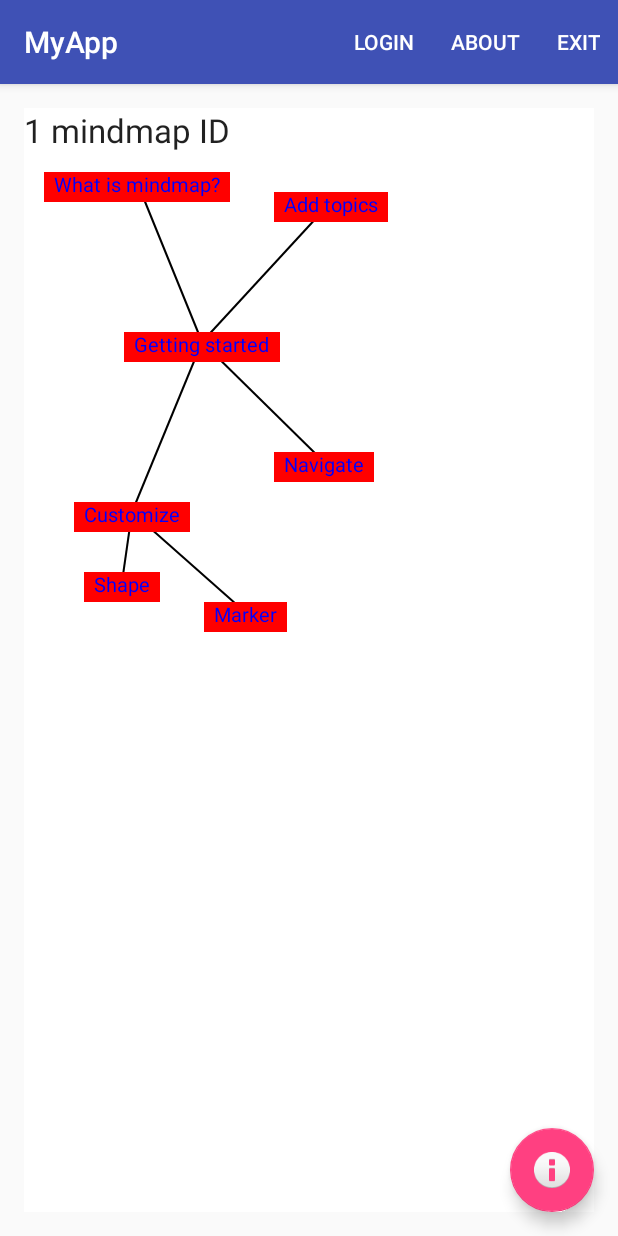
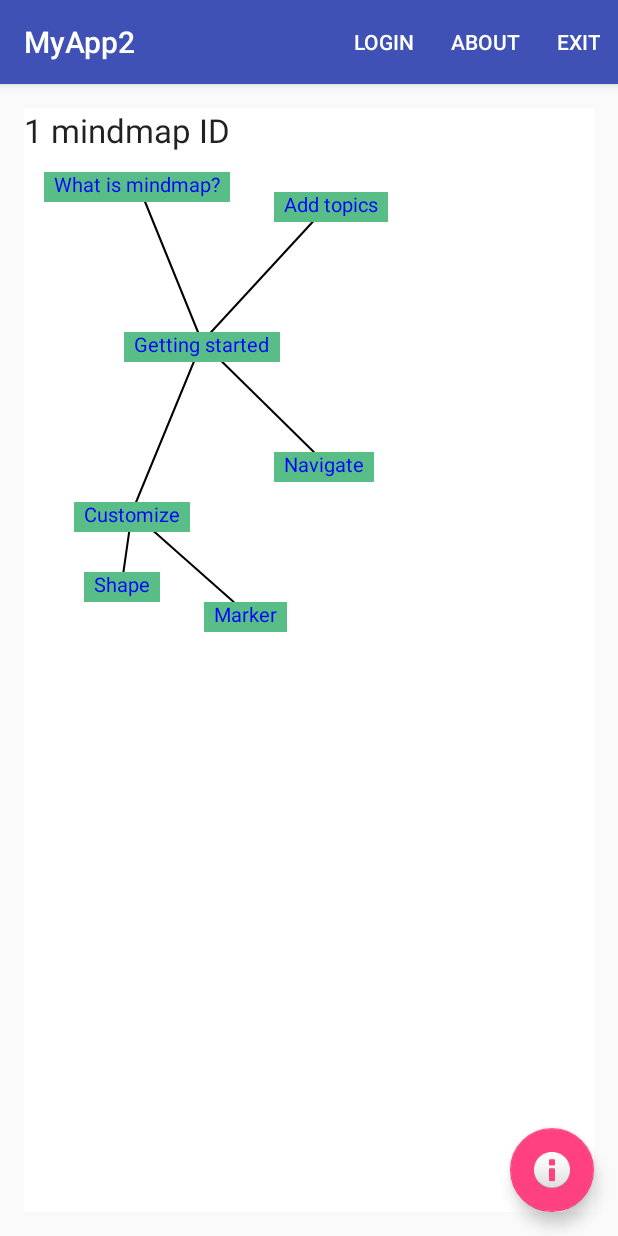
Before and after one commit to vladislove80/mindmap, an Android app: the screen it shows after launch (MainActivity), after a tap on "Getting started", on a phone screen of 412 x 824 dp. Run offline under Robolectric (Android 15) with nearby library versions, the phone set to English and light mode, and no system bars.

Commit message:
fix color pick, fix node edite text with line break

```diff
--- a/app/src/main/java/app/com/myapp/data/DBManager.java
+++ b/app/src/main/java/app/com/myapp/data/DBManager.java
@@ -52,8 +52,8 @@ public class DBManager extends SQLiteOpenHelper{
 
         String CREATE_MAPS_TABLE = "CREATE TABLE "
                 + TABLE_MINDMAPS + "("
-                + MAP_ID + " INTEGER PRIMARY KEY AUTOINCREMENT,"
-                + MAP_NAME + " TEXT,"
+                + MAP_ID + " INTEGER PRIMARY KEY AUTOINCREMENT, "
+                + MAP_NAME + " TEXT, "
                 + MAP_DATE + " TIMESTAMP" + ");";
         db.execSQL(CREATE_MAPS_TABLE);
         String CREATE_NODES_TABLE =  "CREATE TABLE "
@@ -62,8 +62,8 @@ public class DBManager extends SQLiteOpenHelper{
                 + NODE_TEXT + " TEXT, "
                 + NODE_FORM + " TEXT, "
                 + NODE_BORDER + " TEXT, "
-                /*+ NODE_COLOR + "TEXT"
-                + NODE_MARKER + "TEXT"*/
+                + NODE_COLOR + " INTEGER, "
+                /*+ NODE_MARKER + "TEXT"*/
                 + NODE_NUMBER + " INTEGER, "
                 + NODE_PARENT_NUMBER + " INTEGER, "
                 + NODE_CENTER_X + " INTEGER, "
@@ -74,6 +74,7 @@ public class DBManager extends SQLiteOpenHelper{
         // add "Getting started" mindmap
         ArrayList<Node> startNodes = new ArrayList<Node>();
 
+        Node node = new Node("Getting started", "Rectangle", "Red", 0, -1, 100, 180);
         startNodes.add(new Node("Getting started", "Rectangle", "Red", 0, -1, 100, 180));
         startNodes.add(new Node("What is mindmap?", "Rectangle", "Red", 1, 0, 20, 20));
         startNodes.add(new Node("Add topics", "Rectangle", "Red", 2, 0, 250, 40));
@@ -89,8 +90,8 @@ public class DBManager extends SQLiteOpenHelper{
         values.put(NODE_TEXT, "Getting started"); // Node text - Mindemap name !!!
         values.put(NODE_FORM, "Rectangle"); // Node form
         values.put(NODE_BORDER, "Red"); // Node border
-        /*values.put(NODE_COLOR, node.getText()); // Node color
-        values.put(NODE_MARKER, node.getText()); // Node marker*/
+        values.put(NODE_COLOR, node.getColor()); // Node color
+        /* values.put(NODE_MARKER, node.getText()); // Node marker*/
         values.put(NODE_NUMBER, 0); // Node number
         values.put(NODE_PARENT_NUMBER, -1); // Node parent number
         values.put(NODE_CENTER_X, 100); // Node center coordinate X
@@ -103,8 +104,8 @@ public class DBManager extends SQLiteOpenHelper{
         values.put(NODE_TEXT, "What is mindmap?");
         values.put(NODE_FORM, "Rectangle");
         values.put(NODE_BORDER, "Red");
-        /*values.put(NODE_COLOR, node.getText()); // Node color
-        values.put(NODE_MARKER, node.getText()); // Node marker*/
+        values.put(NODE_COLOR, node.getColor()); // Node color
+        /* values.put(NODE_MARKER, node.getText()); // Node marker*/
         values.put(NODE_NUMBER, 1);
         values.put(NODE_PARENT_NUMBER, 0);
         values.put(NODE_CENTER_X, 20);
@@ -117,8 +118,8 @@ public class DBManager extends SQLiteOpenHelper{
         values.put(NODE_TEXT, "Add topics");
         values.put(NODE_FORM, "Rectangle");
         values.put(NODE_BORDER, "Red");
-        /*values.put(NODE_COLOR, node.getText()); // Node color
-        values.put(NODE_MARKER, node.getText()); // Node marker*/
+        values.put(NODE_COLOR, node.getColor()); // Node color
+        /* values.put(NODE_MARKER, node.getText()); // Node marker*/
         values.put(NODE_NUMBER, 2);
         values.put(NODE_PARENT_NUMBER, 0);
         values.put(NODE_CENTER_X, 250);
@@ -131,8 +132,8 @@ public class DBManager extends SQLiteOpenHelper{
         values.put(NODE_TEXT, "Navigate");
         values.put(NODE_FORM, "Rectangle");
         values.put(NODE_BORDER, "Red");
-        /*values.put(NODE_COLOR, node.getText()); // Node color
-        values.put(NODE_MARKER, node.getText()); // Node marker*/
+        values.put(NODE_COLOR, node.getColor()); // Node color
+        /* values.put(NODE_MARKER, node.getText()); // Node marker*/
         values.put(NODE_NUMBER, 3);
         values.put(NODE_PARENT_NUMBER, 0);
         values.put(NODE_CENTER_X, 250);
@@ -145,8 +146,8 @@ public class DBManager extends SQLiteOpenHelper{
         values.put(NODE_TEXT, "Customize");
         values.put(NODE_FORM, "Rectangle");
         values.put(NODE_BORDER, "Red");
-        /*values.put(NODE_COLOR, node.getText()); // Node color
-        values.put(NODE_MARKER, node.getText()); // Node marker*/
+        values.put(NODE_COLOR, node.getColor()); // Node color
+        /* values.put(NODE_MARKER, node.getText()); // Node marker*/
         values.put(NODE_NUMBER, 4);
         values.put(NODE_PARENT_NUMBER, 0);
         values.put(NODE_CENTER_X, 50);
@@ -159,8 +160,8 @@ public class DBManager extends SQLiteOpenHelper{
         values.put(NODE_TEXT, "Shape");
         values.put(NODE_FORM, "Ellipse");
         values.put(NODE_BORDER, "Red");
-        /*values.put(NODE_COLOR, node.getText()); // Node color
-        values.put(NODE_MARKER, node.getText()); // Node marker*/
+        values.put(NODE_COLOR, node.getColor()); // Node color
+        /* values.put(NODE_MARKER, node.getText()); // Node marker*/
         values.put(NODE_NUMBER, 5);
         values.put(NODE_PARENT_NUMBER, 4);
         values.put(NODE_CENTER_X, 60);
@@ -173,8 +174,8 @@ public class DBManager extends SQLiteOpenHelper{
         values.put(NODE_TEXT, "Marker");
         values.put(NODE_FORM, "Circle");
         values.put(NODE_BORDER, "Red");
-        /*values.put(NODE_COLOR, node.getText()); // Node color
-        values.put(NODE_MARKER, node.getText()); // Node marker*/
+        values.put(NODE_COLOR, node.getColor()); // Node color
+        /* values.put(NODE_MARKER, node.getText()); // Node marker*/
         values.put(NODE_NUMBER, 6);
         values.put(NODE_PARENT_NUMBER, 4);
         values.put(NODE_CENTER_X, 180);
@@ -223,8 +224,8 @@ public class DBManager extends SQLiteOpenHelper{
         values.put(NODE_TEXT, node.getText()); // Node text - Mindemap name !!!
         values.put(NODE_FORM, node.getForm()); // Node form
         values.put(NODE_BORDER, node.getBorder()); // Node border
-        /*values.put(NODE_COLOR, node.getText()); // Node color
-        values.put(NODE_MARKER, node.getText()); // Node marker*/
+        values.put(NODE_COLOR, node.getColor()); // Node color
+        /* values.put(NODE_MARKER, node.getText()); // Node marker*/
         values.put(NODE_NUMBER, node.getNumber()); // Node number
         values.put(NODE_PARENT_NUMBER, node.getParentNodeNumber()); // Node parent number
         values.put(NODE_CENTER_X, node.getCenterX()); // Node center coordinate X
@@ -273,14 +274,16 @@ public class DBManager extends SQLiteOpenHelper{
                 String text = c.getString(1);
                 String form = c.getString(2);
                 String border = c.getString(3);
-                int number = Integer.parseInt(c.getString(4));
-                int parentNumber = Integer.parseInt(c.getString(5));
-                int x = Integer.parseInt(c.getString(6));
-                int y = Integer.parseInt(c.getString(7));
+                int color = Integer.parseInt(c.getString(4));
+                int number = Integer.parseInt(c.getString(5));
+                int parentNumber = Integer.parseInt(c.getString(6));
+                int x = Integer.parseInt(c.getString(7));
+                int y = Integer.parseInt(c.getString(8));
 
                 Node node = new Node(text);
                 node.setForm(form);
                 node.setBorder(border);
+                node.setColor(color);
                 node.setNumber(number);
                 node.setParentNodeNumber(parentNumber);
                 node.setCenterX(x);
@@ -318,8 +321,8 @@ public class DBManager extends SQLiteOpenHelper{
         values.put(NODE_TEXT, node.getText());
         values.put(NODE_FORM, node.getForm());
         values.put(NODE_BORDER, node.getBorder());
-        /*values.put(NODE_COLOR, node.getText()); // Node color
-        values.put(NODE_MARKER, node.getText()); // Node marker*/
+        values.put(NODE_COLOR, node.getColor()); // Node color
+        /*values.put(NODE_MARKER, node.getText()); // Node marker*/
         values.put(NODE_NUMBER, node.getNumber());
         values.put(NODE_PARENT_NUMBER, node.getParentNodeNumber());
         values.put(NODE_CENTER_X, node.getCenterX());
--- a/app/src/main/java/app/com/myapp/model/Node.java
+++ b/app/src/main/java/app/com/myapp/model/Node.java
@@ -8,7 +8,7 @@ public class Node {
     private String text;
     private String form;
     private String border;
-    private Color color;
+    private int color;
     private Marker marker;
     private int number;
     private int parentNodeNumber;
@@ -18,6 +18,7 @@ public class Node {
     public Node(String text){
         this.text = text;
         this.form = form1;
+        this.color = 0xff59bd87;
         this.number = 0;
         this.parentNodeNumber = -1;
         this.centerX = 50;
@@ -26,6 +27,7 @@ public class Node {
     public Node(String text, int number, int parentNodeNumber){
         this.text = text;
         this.form = form1;
+        this.color = 0xff59bd87;
         this.number = number;
         this.parentNodeNumber = parentNodeNumber;
         this.centerX = 50;
@@ -35,6 +37,7 @@ public class Node {
         this.text = text;
         this.form = form;
         this.border = border;
+        this.color = 0xff59bd87;
         this.number = number;
         this.parentNodeNumber = parentNodeNumber;
         this.centerX = centerX;
@@ -81,11 +84,11 @@ public class Node {
         this.border = border;
     }
 
-    public Color getColor() {
+    public int getColor() {
         return color;
     }
 
-    public void setColor(Color color) {
+    public void setColor(int color) {
         this.color = color;
     }
 
--- a/app/src/main/java/app/com/myapp/view/DrawLine.java
+++ b/app/src/main/java/app/com/myapp/view/DrawLine.java
@@ -9,9 +9,11 @@ import android.graphics.Point;
 import android.util.Log;
 import android.view.View;
 
+import java.util.ArrayList;
+
 import app.com.myapp.model.Node;
 
-public class DrawLine extends View {
+public class  DrawLine extends View {
     final String LOG_TAG = "myLogs";
     private static final int TEXT_SIZE = 20;
     private static final int VIEW_HEIGHT = 30;
@@ -19,7 +21,7 @@ public class DrawLine extends View {
     Path path;
     int x1, y1, x2, y2;
     float widthViewNode1, widthViewNode2, hightViewNode1, hightViewNode2;
-    int viewHigth;
+    int viewHight;
     /*Point point21;
     Point point22;*/
 
@@ -28,16 +30,28 @@ public class DrawLine extends View {
         p = new Paint(Paint.ANTI_ALIAS_FLAG);
         path = new Path();
         p.setTextSize(TEXT_SIZE);
-        viewHigth = TEXT_SIZE;// need to find a symbol of the transition to the next line
-        widthViewNode1 = p.measureText(node1.getText())+20;// get text1 width, need to find a symbol of the transition to the next line
-        hightViewNode2 = hightViewNode1 = viewHigth/2;
-        widthViewNode2 = p.measureText(node2.getText())+20;// get text2 width
-        this.x1 = node1.getCenterX() + (int)widthViewNode1/2;
+        viewHight = TEXT_SIZE;// need to find a symbol of the transition to the next line
+        ArrayList<String> wordsInNode1Text = findLineBreak(node1.getText());
+        ArrayList<String> wordsInNode2Text = findLineBreak(node2.getText());
+        if(!wordsInNode1Text.isEmpty()){
+            widthViewNode1 = (p.measureText(findMaxLengthString(p, wordsInNode1Text))+20)/2;
+            hightViewNode1 = viewHight*wordsInNode1Text.size()/2;
+        } else {
+            widthViewNode1 = (p.measureText(node1.getText())+20)/2;// get text1 width, need to find a symbol of the transition to the next line
+            hightViewNode1 = viewHight/2;
+        }
+        if(!wordsInNode2Text.isEmpty()){
+            widthViewNode2 = (p.measureText(findMaxLengthString(p, wordsInNode2Text))+20)/2;
+            hightViewNode2 = viewHight*wordsInNode2Text.size()/2;
+        } else {hightViewNode2 = viewHight/2;
+            widthViewNode2 = (p.measureText(node2.getText())+20)/2;
+            hightViewNode2 = viewHight/2;
+        }
+
+        this.x1 = node1.getCenterX() + (int)widthViewNode1;
         this.y1 = node1.getCenterY() + (int)hightViewNode1;
-        this.x2 = node2.getCenterX() + (int)widthViewNode2/2;
-        this.y2 = node2.getCenterY() + (int)hightViewNode2;;
-        /*point21 = new Point((int)1.4*x1,(int)1.2*y1);
-        point22 = new Point((int)1.2*x2,(int)0.5*y2);*/
+        this.x2 = node2.getCenterX() + (int)widthViewNode2;
+        this.y2 = node2.getCenterY() + (int)hightViewNode2;
     }
 
     protected void onDraw(Canvas canvas){
@@ -51,4 +65,35 @@ public class DrawLine extends View {
         p.setStyle(Paint.Style.STROKE);
         canvas.drawPath(path, p);*/
     }
+    private static ArrayList<String> findLineBreak(String nodeText){
+        ArrayList<String> nodeTextList = new ArrayList<>();
+        int beginIndex = 0;
+        int endIndex;
+        int index = 0;
+        index = nodeText.indexOf("\n");
+        while (index != -1) {
+            if(index != -1) {
+                endIndex = index;
+                nodeTextList.add(nodeText.substring(beginIndex, endIndex));
+                index += 1;
+                beginIndex = index;
+            }
+            index = nodeText.indexOf("\n", index);
+        }
+        if(!nodeTextList.isEmpty()){
+            nodeTextList.add(nodeText.substring(beginIndex, nodeText.length()));
+        }
+        return nodeTextList;
+    }
+    private String findMaxLengthString(Paint p, ArrayList<String> nodeTextList){
+        String maxLengthString = "";
+        float maxWidth = p.measureText(maxLengthString);
+        for(String tempString : nodeTextList){
+            if(maxWidth < p.measureText(tempString)){
+                maxLengthString = tempString;
+                maxWidth = p.measureText(tempString);
+            }
+        }
+        return maxLengthString;
+    }
 }
--- a/app/src/main/java/app/com/myapp/view/NodeView.java
+++ b/app/src/main/java/app/com/myapp/view/NodeView.java
@@ -6,20 +6,24 @@ import android.graphics.Color;
 import android.graphics.Paint;
 import android.view.View;
 
+import java.util.ArrayList;
+
 import app.com.myapp.model.Node;
 
 class NodeView extends View {
+    private final String lineBreak = "\n";
     private static final int TEXT_SIZE = 20;
 
-    private static final int[] sColor = { Color.BLACK, Color.BLUE, Color.CYAN, Color.DKGRAY,
-            Color.GRAY, Color.GREEN, Color.LTGRAY, Color.MAGENTA, Color.RED, Color.TRANSPARENT,
-            Color.WHITE, Color.YELLOW};
-    Paint p;
-    Node node;
-    float x;
-    float y;
-    int side;
-    int heigth;
+    private int lineHight, viewHight;
+    private Paint p;
+    private Node node;
+    private float x;
+    private float y;
+    private int color;
+    private int side;
+    private ArrayList<String> nodeTextArray;
+    private String maxLengthWord;
+
 
     public NodeView(Context context, Node node) {
         super(context);
@@ -28,10 +32,20 @@ class NodeView extends View {
         this.node = node;
         x = node.getCenterX();
         y = node.getCenterY();
-        float width = p.measureText(node.getText());// get text width to draw rectangle
-        heigth = TEXT_SIZE + 10;// необходимо предусмотреть условие вхождения в строку символа переноса каретки
+        nodeTextArray = findLineBreak(node.getText());
+        this.color = node.getColor();
+        lineHight = 10 + TEXT_SIZE;// необходимо предусмотреть условие вхождения в строку символа переноса каретки
+        ArrayList<String> wordsInNodesText = findLineBreak(node.getText());
+        if(!wordsInNodesText.isEmpty()){
+            maxLengthWord = findMaxLengthString(p, wordsInNodesText);
+            viewHight = lineHight*wordsInNodesText.size();
+        } else {
+            maxLengthWord = node.getText();
+            viewHight = lineHight;
+        }
+        float width = p.measureText(maxLengthWord);// get text width to draw rectangle
+
         side = (int)width + 20;
-        //setId(nodeCounter);
     }
 
     @Override
@@ -43,7 +57,7 @@ class NodeView extends View {
 
     private int measureHeight(int measureSpec) {
         // Height
-        return (int) (30);
+        return (int) (viewHight);
     }
 
     private int measureWidth(int measureSpec) {
@@ -52,14 +66,56 @@ class NodeView extends View {
     }
     protected void onDraw(Canvas canvas) {
         p.setStyle(Paint.Style.FILL);
-        canvas.drawARGB(80, 102, 204, 255);
-        p.setColor(Color.RED);
+        //canvas.drawARGB(80, 102, 204, 255);
+        p.setColor(color);
         // draw square
-        canvas.drawRect(0, 0, side, 30, p);
-        p.setColor(Color.BLUE);
-        // draw text relative to the center of square
-        canvas.drawText(node.getText(), 10, 20, p);
+        int y_newLine = 0;
+        if(nodeTextArray.isEmpty()) {
+            canvas.drawRect(0, 0, side, lineHight, p);
+            p.setColor(Color.BLUE);
+            // draw text relative to the center of square
+            canvas.drawText(node.getText(), 10, 20, p);
+        } else {
+            p.setColor(color);
+            canvas.drawRect(0, y_newLine, side, viewHight, p);
+            for(String lineText : nodeTextArray){
+                p.setColor(Color.BLUE);
+                // draw text relative to the center of square
+                canvas.drawText(lineText, 10, lineHight - 10 + y_newLine, p);
+                y_newLine += 30;
+            }
+        }
 
     }
-
+    private static ArrayList<String> findLineBreak(String nodeText){
+        ArrayList<String> nodeTextList = new ArrayList<>();
+        int beginIndex = 0;
+        int endIndex;
+        int index = 0;
+        index = nodeText.indexOf("\n");
+        while (index != -1) {
+            if(index != -1) {
+                endIndex = index;
+                nodeTextList.add(nodeText.substring(beginIndex, endIndex));
+                index += 1;
+                beginIndex = index;
+            }
+            index = nodeText.indexOf("\n", index);
+        }
+        if(!nodeTextList.isEmpty()){
+            nodeTextList.add(nodeText.substring(beginIndex, nodeText.length()));
+        }
+        return nodeTextList;
+    }
+    private String findMaxLengthString(Paint p, ArrayList<String> nodeTextList){
+        String maxLengthString = "";
+        float maxWidth = p.measureText(maxLengthString);
+        for(String tempString : nodeTextList){
+            if(maxWidth < p.measureText(tempString)){
+                maxLengthString = tempString;
+                maxWidth = p.measureText(tempString);
+            }
+        }
+        return maxLengthString;
+    }
 }
--- a/app/src/main/java/app/com/myapp/view/SecondFragment.java
+++ b/app/src/main/java/app/com/myapp/view/SecondFragment.java
@@ -292,7 +292,7 @@ public class SecondFragment extends Fragment implements View.OnTouchListener {
     public void updateNodeColor(ArrayList<Node> allNodeForMindmap, int nodeNumber, int newBackgroundColorFromPicker){
         for (int i = 0; i < allNodeForMindmap.size(); i++) {
             if (allNodeForMindmap.get(i).getNumber() == nodeNumber) {
-                //allNodeForMindmap.get(i).setColor(newBackgroundColorFromPicker);
+                allNodeForMindmap.get(i).setColor(newBackgroundColorFromPicker);
             }
         }
     }
@@ -402,7 +402,8 @@ public class SecondFragment extends Fragment implements View.OnTouchListener {
                     break;
                 case REQUEST_CODE_COLOR:
                     int newBackgroundColorFromPicker = data.getIntExtra(DialogBackgroundColor.TAG_COLOR, -1);
-
+                    updateNodeColor(allNodeForMindmap, selected_item.getId(), newBackgroundColorFromPicker);
+                    updateViewNode(selected_item.getId());
                     break;
                 //обработка других requestCode
             }
--- a/app/src/main/res/layout/color_picker.xml
+++ b/app/src/main/res/layout/color_picker.xml
@@ -31,7 +31,7 @@
             android:layout_margin="@dimen/gap_large"
             android:padding="@dimen/gap_small"
             android:layout_width="match_parent"
-            android:layout_height="300dp"/>
+            android:layout_height="220dp"/>
 
         <app.com.myapp.view.GradientView
             android:id="@+id/bottom"
--- a/app/src/main/res/values/strings.xml
+++ b/app/src/main/res/values/strings.xml
@@ -1,5 +1,5 @@
 <resources>
-    <string name="app_name">MyApp</string>
+    <string name="app_name">MyApp2</string>
     <string name="setting1">login</string>
     <string name="setting2">about</string>
     <string name="setting3">exit</string>
```
Also changed, not shown: 2 other files.
